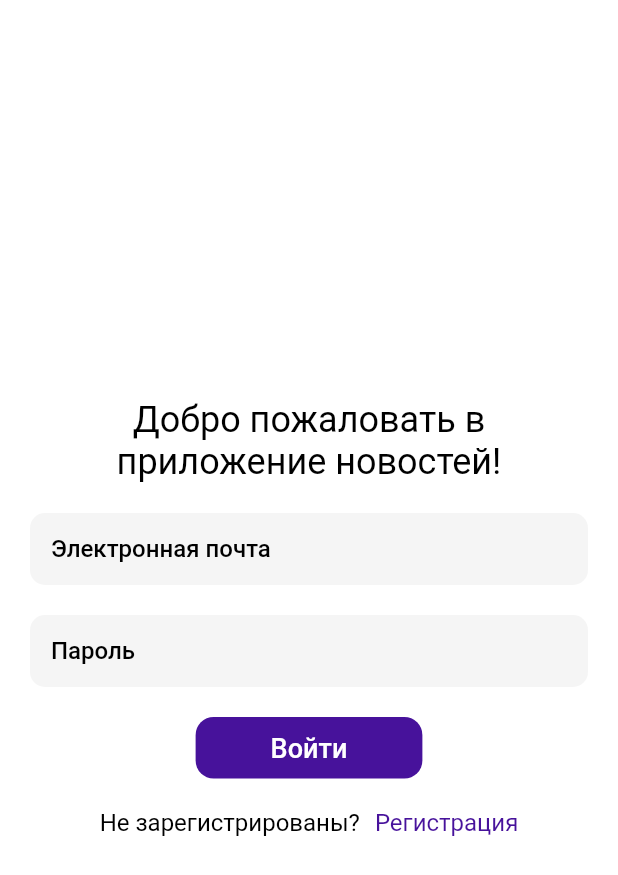
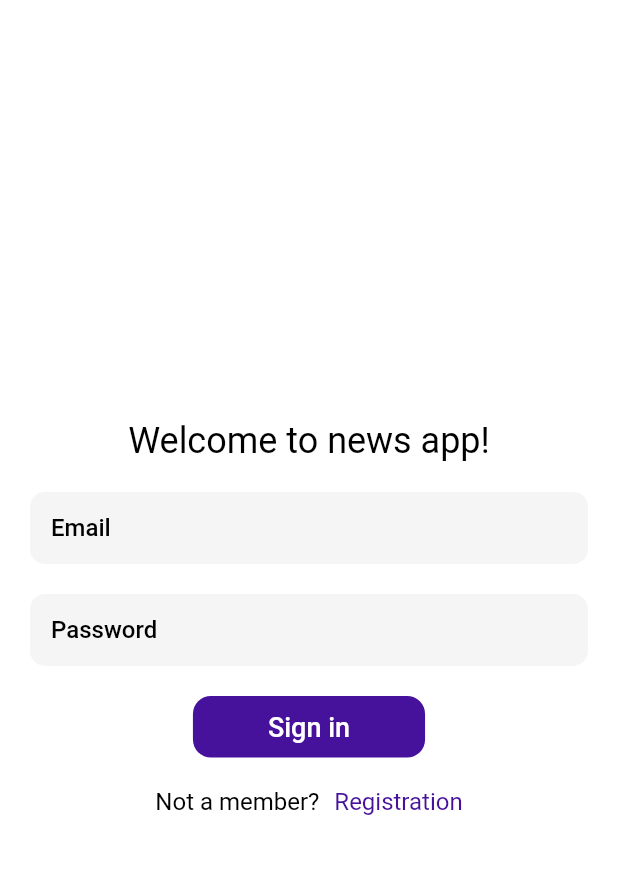
Before and after one commit to serdar1205/News, a Flutter app: the screen it shows after launch, on a phone screen of 412 x 824 dp. Shown: the top 875 px of the screen. Run offline on Flutter 3.47's test engine with Material 3 defaults, Android fonts, the phone set to English and light mode, and no system bars; our stand-ins replace cached_network_image, cloud_firestore, dartz, dio, equatable, firebase_auth and 13 more; accounts and stored records are empty; generated files the repository leaves out were written again; project files that could hold a hidden picture were left out.

```diff
--- a/lib/core/constants/strings/app_strings.dart
+++ b/lib/core/constants/strings/app_strings.dart
@@ -1,64 +1,64 @@
 class AppStrings {
   static int defaultPageSize = 20;
-  static const String appName = "Новости";
-
-  static const String noInternet = "Нет подключения к интернету";
-
-  static const String showAll = "Показать все";
-  static const String topNews = "Главные новости";
-  static const String lastReadNews = "Прочитанные новости";
-  static const String by = "Автор:";
-  static const String publishedDate = "Дата публикации:";
-  static const String addComment = "Добавить комментарий";
-  static const String welcome = "Добро пожаловать в приложение новостей!";
-  static const String email = 'Электронная почта';
-  static const String password = 'Пароль';
-  static const String signIn = 'Войти';
-  static const String notMember = 'Не зарегистрированы?';
-  static const String registration = "Регистрация";
-  static const String firstName = 'Имя';
-  static const String lastName = 'Фамилия';
-  static const String confirmPassword = 'Подтвердите пароль';
-  static const String signUp = 'Зарегистрироваться';
-  static const String signOut = 'Выйти';
-  static const String member = 'Уже зарегистрированы?';
-  static const String loginNow = 'Войти сейчас';
-
-  static const String send = 'Отправить';
-  static const String back = 'Назад';
-
-  static const String yourComment = 'ваш комментарий...';
+  // static const String appName = "Новости";
+  //
+  // static const String noInternet = "Нет подключения к интернету";
+  //
+  // static const String showAll = "Показать все";
+  // static const String topNews = "Главные новости";
+  // static const String lastReadNews = "Прочитанные новости";
+  // static const String by = "Автор:";
+  // static const String publishedDate = "Дата публикации:";
+  // static const String addComment = "Добавить комментарий";
+  // static const String welcome = "Добро пожаловать в приложение новостей!";
+  // static const String email = 'Электронная почта';
+  // static const String password = 'Пароль';
+  // static const String signIn = 'Войти';
+  // static const String notMember = 'Не зарегистрированы?';
+  // static const String registration = "Регистрация";
+  // static const String firstName = 'Имя';
+  // static const String lastName = 'Фамилия';
+  // static const String confirmPassword = 'Подтвердите пароль';
+  // static const String signUp = 'Зарегистрироваться';
+  // static const String signOut = 'Выйти';
+  // static const String member = 'Уже зарегистрированы?';
+  // static const String loginNow = 'Войти сейчас';
+  //
+  // static const String send = 'Отправить';
+  // static const String back = 'Назад';
+  //
+  // static const String yourComment = 'ваш комментарий...';
+  //
 
 
 
+static const String appName = "News";
 
-// static const String appName = "News";
-  //
-  // static const String noInternet = "No internet connection";
-  //
-  // static const String showAll = "Show all";
-  // static const String topNews = "Top news";
-  // static const String lastReadNews = "Last read news";
-  // static const String by = "By:";
-  // static const String publishedDate = "Published date:";
-  // static const String addComment = "Add comment";
-  // static const String welcome = "Welcome to news app!";
-  // static const String email = 'Email';
-  // static const String password = 'Password';
-  // static const String signIn = 'Sign in';
-  // static const String notMember = 'Not a member?';
-  // static const String registerNow = 'Register now';
-  // static const String registration = "Registration";
-  // static const String firstName = 'First name';
-  // static const String lastName = 'Last name';
-  // static const String confirmPassword = 'Confirm password';
-  // static const String signUp = 'Sign up';
-  // static const String signOut = 'Sign out';
-  // static const String member = 'I\'m a member?';
-  // static const String loginNow = 'Login now';
-  //
-  // static const String send = 'Send';
-  // static const String back = 'Back';
-  //
-  // static const String yourComment = 'your comment...';
+  static const String noInternet = "No internet connection";
+
+  static const String showAll = "Show all";
+  static const String topNews = "Top news";
+  static const String lastReadNews = "Last read news";
+  static const String by = "By:";
+  static const String publishedDate = "Published date:";
+  static const String addComment = "Add comment";
+  static const String welcome = "Welcome to news app!";
+  static const String email = 'Email';
+  static const String password = 'Password';
+  static const String signIn = 'Sign in';
+  static const String notMember = 'Not a member?';
+  static const String registerNow = 'Register now';
+  static const String registration = "Registration";
+  static const String firstName = 'First name';
+  static const String lastName = 'Last name';
+  static const String confirmPassword = 'Confirm password';
+  static const String signUp = 'Sign up';
+  static const String signOut = 'Sign out';
+  static const String member = 'I\'m a member?';
+  static const String loginNow = 'Login now';
+
+  static const String send = 'Send';
+  static const String back = 'Back';
+
+  static const String yourComment = 'your comment...';
 }
--- a/lib/core/constants/strings/endpoints.dart
+++ b/lib/core/constants/strings/endpoints.dart
@@ -1,5 +1,5 @@
 class ApiEndpoints {
-  static const apikey = 'your-api-key';
+  static const apikey = '8700b027d36843c3a561c2e826040199';
   static const countryCode = 'us';
 
   static const baseUrl = 'https://newsapi.org/v2/';
```
Also changed, not shown: lib/main.dart (line endings or trailing spaces), 1 other file.
